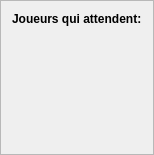
First picture: the form in mainwindow/btmQWaitingPlayersWidget.ui, repository dsarrut/btm, before the edit.
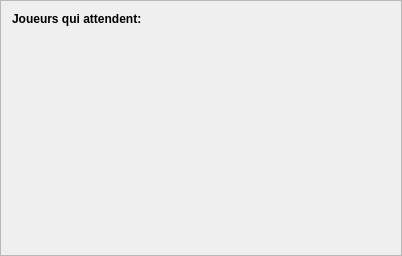
Second picture: the form after the edit. Icons and pictures are not drawn. Custom widgets are drawn as their Qt base class.

```diff
--- a/mainwindow/btmQWaitingPlayersWidget.ui
+++ b/mainwindow/btmQWaitingPlayersWidget.ui
@@ -6,8 +6,8 @@
    <rect>
     <x>0</x>
     <y>0</y>
-    <width>148</width>
-    <height>155</height>
+    <width>402</width>
+    <height>256</height>
    </rect>
   </property>
   <property name="windowTitle">
@@ -22,7 +22,7 @@
   <property name="frameShadow">
    <enum>QFrame::Raised</enum>
   </property>
-  <layout class="QVBoxLayout" name="verticalLayout_2">
+  <layout class="QVBoxLayout" name="verticalLayout_3">
    <item>
     <widget class="QLabel" name="label">
      <property name="font">
@@ -37,6 +37,23 @@
     </widget>
    </item>
    <item>
+    <layout class="QHBoxLayout" name="horizontalLayout_5">
+     <item>
+      <layout class="QVBoxLayout" name="verticalLayout_2">
+       <item>
+        <spacer name="verticalSpacer_2">
+         <property name="orientation">
+          <enum>Qt::Vertical</enum>
+         </property>
+         <property name="sizeHint" stdset="0">
+          <size>
+           <width>20</width>
+           <height>20</height>
+          </size>
+         </property>
+        </spacer>
+       </item>
+       <item>
     <layout class="QHBoxLayout" name="horizontalLayout_4">
      <property name="leftMargin">
       <number>10</number>
@@ -139,11 +156,28 @@
      </property>
      <property name="sizeHint" stdset="0">
       <size>
-       <width>20</width>
-       <height>40</height>
+           <width>17</width>
+           <height>35</height>
       </size>
      </property>
     </spacer>
+       </item>
+      </layout>
+     </item>
+     <item>
+      <widget class="QLabel" name="label_3">
+       <property name="text">
+        <string/>
+       </property>
+       <property name="pixmap">
+        <pixmap resource="resource.qrc">:/icons/icons/bad.png</pixmap>
+       </property>
+       <property name="scaledContents">
+        <bool>true</bool>
+       </property>
+      </widget>
+     </item>
+    </layout>
    </item>
   </layout>
  </widget>
```
Lines whose indentation alone changed are shown as unchanged.
